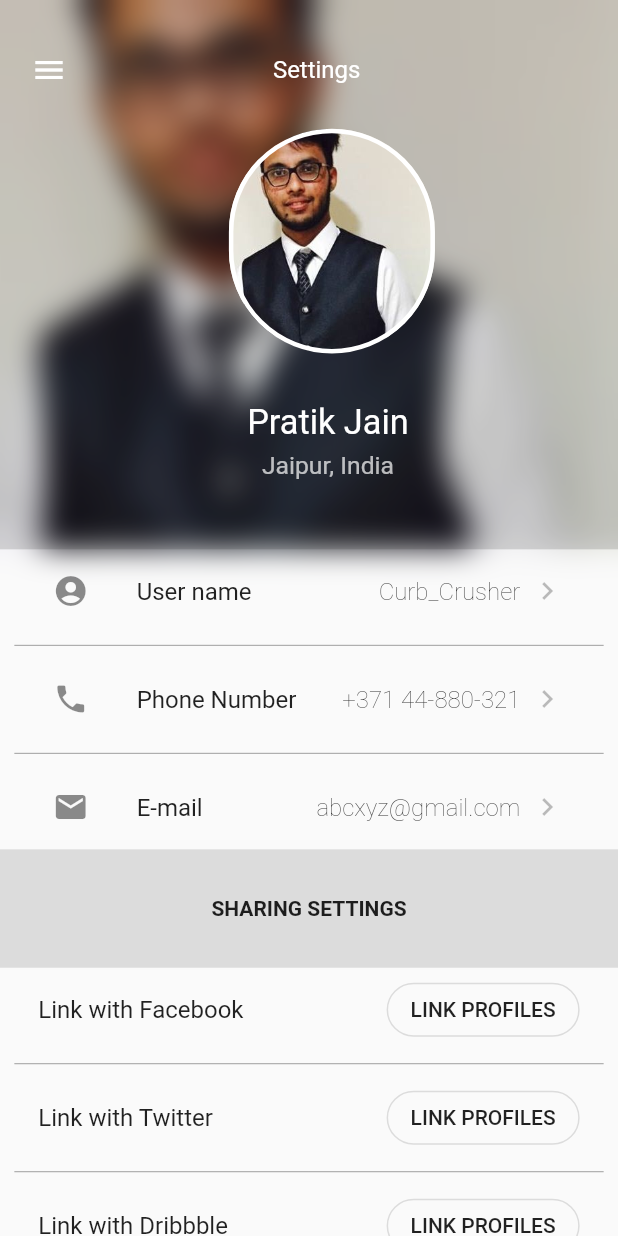
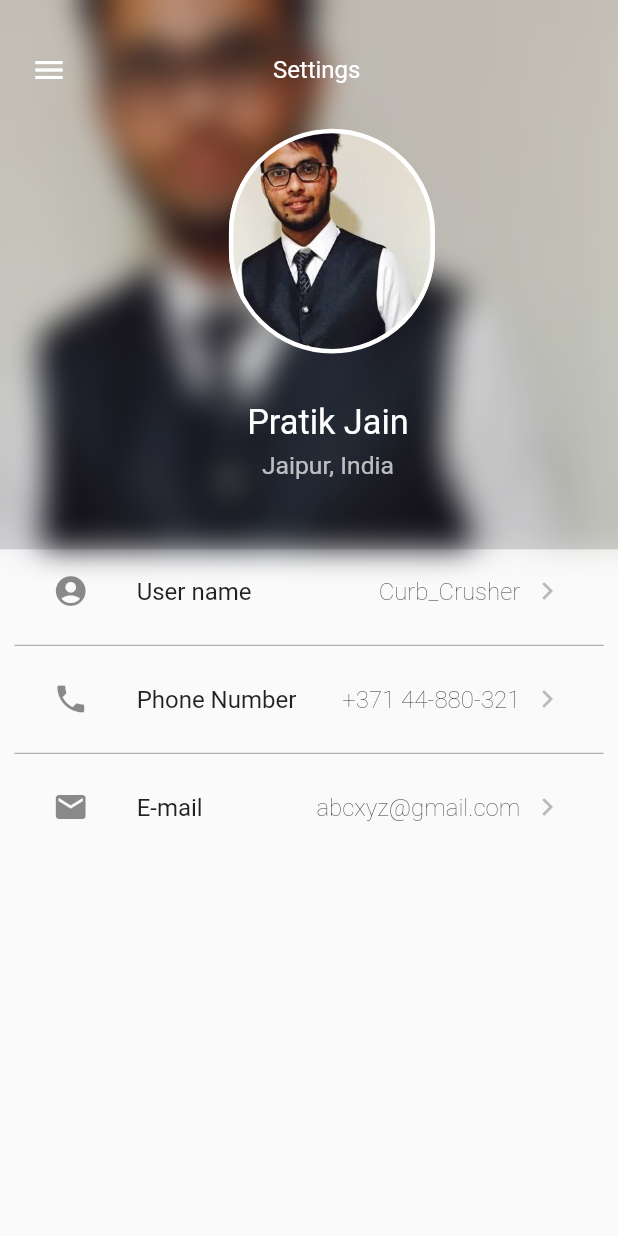
Before and after one commit to pratikjain04/profile, a Flutter app: the screen it shows after launch, on a phone screen of 412 x 824 dp. Run offline on Flutter 3.47's test engine with Material 2 defaults, Android fonts, the phone set to English and light mode, and no system bars.

Commit message:
Remove unnecessary stuff
Signed-off-by: ateek-ujjawal <ateekujjawal@gmail.com>

```diff
--- a/profileui/lib/main.dart
+++ b/profileui/lib/main.dart
@@ -158,52 +158,6 @@ class _ProfileState extends State<Profile> {
                     },
                   ),
                 ),
-                Container(
-                  width: uniWidth,
-                  height: uniHeight / 10.44,
-                  color: Colors.black12,
-                  child: Center(
-                    child: Text(
-                      'SHARING SETTINGS',
-                      style: TextStyle(
-                        fontWeight: FontWeight.bold,
-                      ),
-                    ),
-                  ),
-                ),
-                Padding(
-                    padding: EdgeInsets.only(left: uniWidth / 43.1, right: uniWidth / 43.1),
-                    child: Column(
-                      children: <Widget>[
-                        ListTile(
-                          title: Text('Link with Facebook'),
-                          trailing: OutlineButton(
-                            onPressed: (){},
-                            shape: RoundedRectangleBorder(borderRadius: BorderRadius.circular(20.0)),
-                            child: Text('LINK PROFILES'),
-                          ),
-                        ),
-                        Divider(color: Colors.grey),
-                        ListTile(
-                          title: Text('Link with Twitter'),
-                          trailing: OutlineButton(
-                            onPressed: (){},
-                            shape: RoundedRectangleBorder(borderRadius: BorderRadius.circular(20.0)),
-                            child: Text('LINK PROFILES'),
-                          ),
-                        ),
-                        Divider(color: Colors.grey),
-                        ListTile(
-                          title: Text('Link with Dribbble'),
-                          trailing: OutlineButton(
-                            onPressed: (){},
-                            shape: RoundedRectangleBorder(borderRadius: BorderRadius.circular(20.0)),
-                            child: Text('LINK PROFILES'),
-                          ),
-                        ),
-                      ],
-                    )
-                )
               ]
           ),
         ),
```
